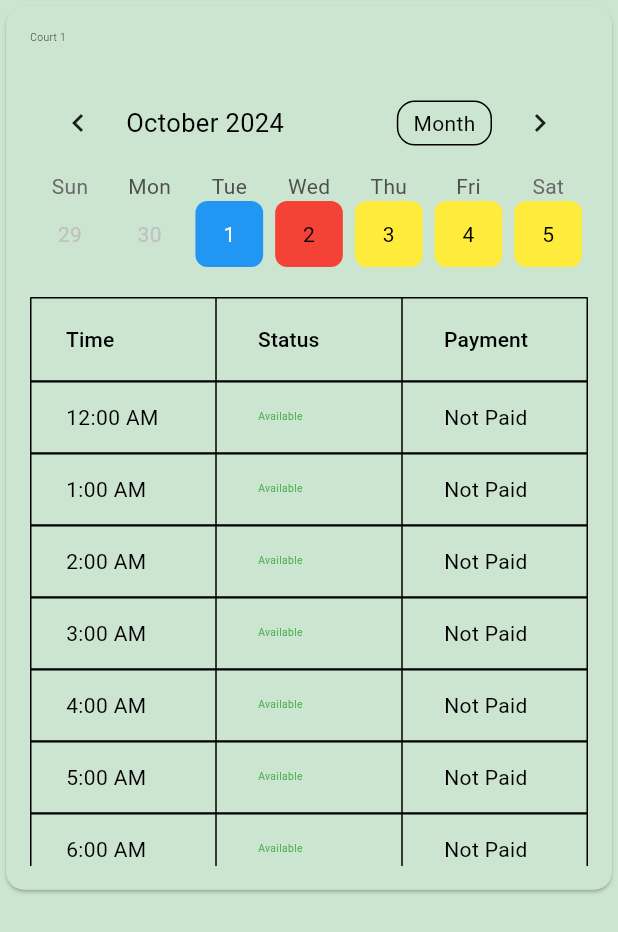
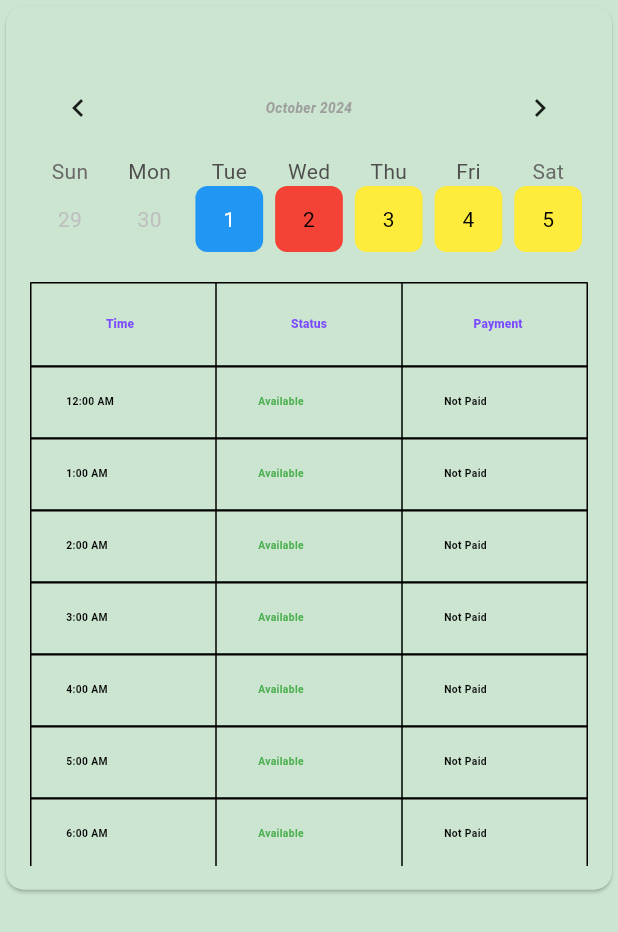
Before and after one commit to MosasaUnited/AshgarClubAdminDash, a Flutter app: the FootballCourtOne widget shown alone on an empty page, opened directly, on a phone screen of 412 x 824 dp. Shown: the top 932 px of the screen. Run offline on Flutter 3.47's test engine with Material 3 defaults, Android fonts, the phone set to English and light mode, and no system bars; drawn by our look-alikes of data_table_2, table_calendar; our stand-ins replace fl_chart, flutter_screenutil, go_router; missing offline and left inert: segmented_button_slide; Roboto replaces fonts that are missing (Cairo).

Commit message:
RefactorCourtReservationDetailsUI

```diff
--- a/lib/feature/football_courts/presentation/screens/football_court_one.dart
+++ b/lib/feature/football_courts/presentation/screens/football_court_one.dart
@@ -58,13 +58,19 @@ class _FootballCourtOneState extends State<FootballCourtOne> {
               child: Column(
                 crossAxisAlignment: CrossAxisAlignment.start,
                 children: [
-                  Text(
-                    'Court 1',
-                    style: Styles.textStyle6,
-                  ),
                   const Text(''),
                   // Availability Calendar
                   TableCalendar(
+                    headerStyle: HeaderStyle(
+                      titleCentered: true,
+                      formatButtonVisible: false,
+                      titleTextStyle: Styles.textStyle6.copyWith(
+                        fontSize: 8.sp,
+                        fontWeight: FontWeight.w700,
+                        fontStyle: FontStyle.italic,
+                        color: Colors.grey,
+                      ),
+                    ),
                     selectedDayPredicate: (day) => isSameDay(_selectedDay, day),
                     focusedDay: _selectedDay,
                     firstDay: DateTime.utc(2024, 10, 1),
@@ -110,7 +116,9 @@ class _FootballCourtOneState extends State<FootballCourtOne> {
                           ),
                           child: Text(
                             day.day.toString(),
-                            style: const TextStyle(color: Colors.white),
+                            style: const TextStyle(
+                              color: Colors.white,
+                            ),
                           ),
                         );
                       },
@@ -119,16 +127,46 @@ class _FootballCourtOneState extends State<FootballCourtOne> {
                   const SizedBox(height: 16),
                   Expanded(
                     child: DataTable2(
+                      dataTextStyle: Styles.textStyle6.copyWith(
+                        fontWeight: FontWeight.bold,
+                      ),
                       border: TableBorder.all(),
-                      columns: const [
+                      columns: [
                         DataColumn(
-                          label: Text('Time'),
+                          label: Center(
+                            child: Text(
+                              'Time',
+                              style: Styles.textStyle6.copyWith(
+                                fontSize: 7.sp,
+                                color: Colors.deepPurpleAccent,
+                                fontWeight: FontWeight.w900,
+                              ),
+                            ),
+                          ),
                         ),
                         DataColumn(
-                          label: Text('Status'),
+                          label: Center(
+                            child: Text(
+                              'Status',
+                              style: Styles.textStyle6.copyWith(
+                                fontSize: 7.sp,
+                                color: Colors.deepPurpleAccent,
+                                fontWeight: FontWeight.w900,
+                              ),
+                            ),
+                          ),
                         ),
                         DataColumn(
-                          label: Text('Payment'),
+                          label: Center(
+                            child: Text(
+                              'Payment',
+                              style: Styles.textStyle6.copyWith(
+                                fontSize: 7.sp,
+                                color: Colors.deepPurpleAccent,
+                                fontWeight: FontWeight.w900,
+                              ),
+                            ),
+                          ),
                         ),
                       ],
                       rows: List<DataRow>.generate(
@@ -140,8 +178,13 @@ class _FootballCourtOneState extends State<FootballCourtOne> {
                             orElse: () => hour,
                           );
                           return DataRow(cells: [
-                            DataCell(Text(DateFormat('h:mm a').format(
-                                DateFormat('HH:mm').parse(hour['time'])))),
+                            DataCell(
+                              Text(
+                                DateFormat('h:mm a').format(
+                                  DateFormat('HH:mm').parse(hour['time']),
+                                ),
+                              ),
+                            ),
                             DataCell(
                               Text(
                                 event?['status'] == 'available'
```
